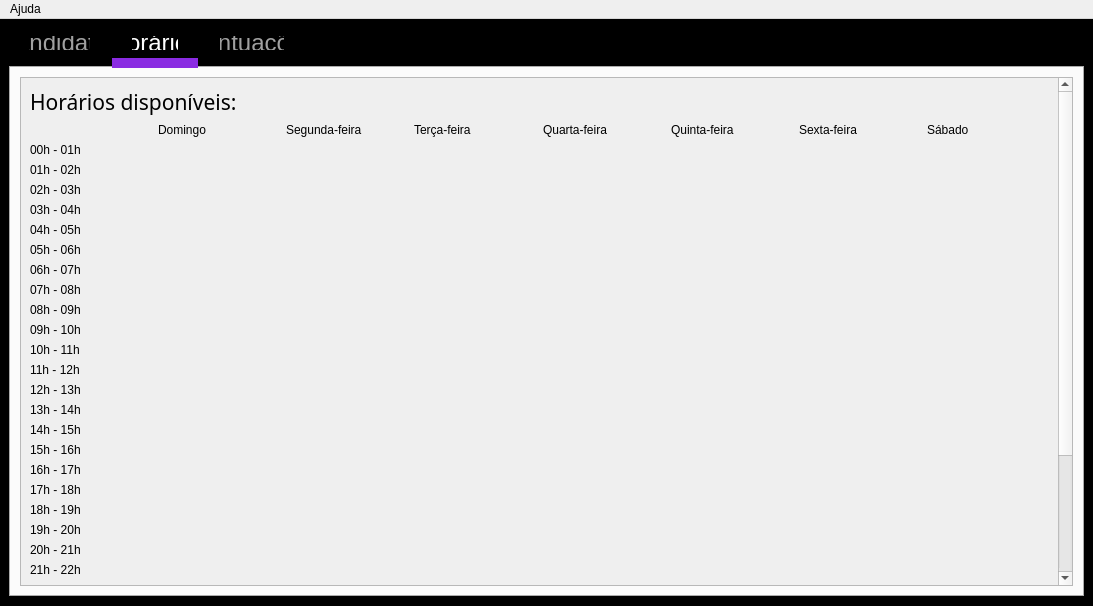
First picture: the form in electio.ui, repository GS-bit/electio, before the edit.
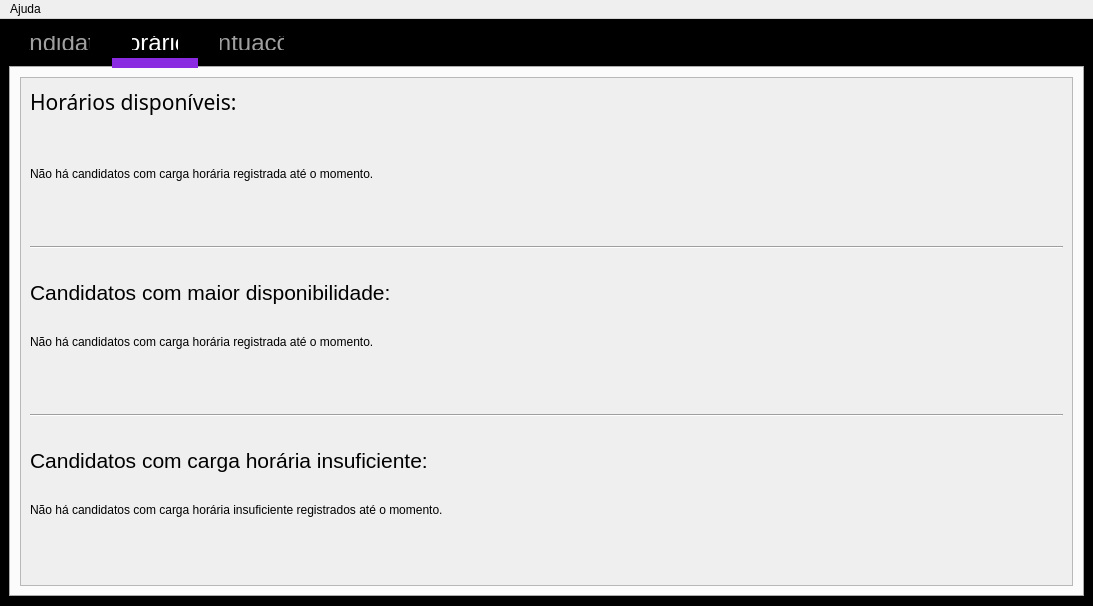
Second picture: the form after the edit. The open tabs and pages were chosen to show the change. Icons and pictures are not drawn.

Patch:
```diff
--- a/electio.ui
+++ b/electio.ui
@@ -85,6 +85,10 @@
 QLineEdit, QPlainTextEdit, QCheckBox, QComboBox {
 	color: #8A2BE2;
 	font-size: 16px;
+}
+
+QLineEdit#name_lineedit{
+	font-size: 24px;
 }</string>
   </property>
   <widget class="QWidget" name="centralwidget">
@@ -609,13 +613,19 @@
             <rect>
              <x>0</x>
              <y>0</y>
-             <width>1042</width>
-             <height>779</height>
+             <width>1063</width>
+             <height>488</height>
             </rect>
            </property>
            <layout class="QVBoxLayout" name="verticalLayout_4">
             <item>
              <widget class="QLabel" name="label_7">
+              <property name="sizePolicy">
+               <sizepolicy hsizetype="Preferred" vsizetype="Minimum">
+                <horstretch>0</horstretch>
+                <verstretch>0</verstretch>
+               </sizepolicy>
+              </property>
               <property name="font">
                <font>
                 <family>Noto Sans</family>
@@ -626,235 +636,26 @@
               <property name="text">
                <string>Horários disponíveis:</string>
               </property>
+              <property name="alignment">
+               <set>Qt::AlignmentFlag::AlignLeading|Qt::AlignmentFlag::AlignLeft|Qt::AlignmentFlag::AlignTop</set>
+              </property>
              </widget>
             </item>
             <item>
-             <layout class="QGridLayout" name="schedules_grid">
-              <item row="19" column="0">
-               <widget class="QLabel" name="label_51">
-                <property name="text">
-                 <string>17h - 18h</string>
-                </property>
-               </widget>
-              </item>
-              <item row="20" column="0">
-               <widget class="QLabel" name="label_52">
-                <property name="text">
-                 <string>18h - 19h</string>
-                </property>
-               </widget>
-              </item>
-              <item row="14" column="0">
-               <widget class="QLabel" name="label_46">
-                <property name="text">
-                 <string>12h - 13h</string>
-                </property>
-               </widget>
-              </item>
-              <item row="1" column="5">
-               <widget class="QLabel" name="label_33">
-                <property name="text">
-                 <string>Quinta-feira</string>
-                </property>
-               </widget>
-              </item>
-              <item row="9" column="0">
-               <widget class="QLabel" name="label_41">
-                <property name="text">
-                 <string>07h - 08h</string>
-                </property>
-               </widget>
-              </item>
-              <item row="1" column="6">
-               <widget class="QLabel" name="label_34">
-                <property name="text">
-                 <string>Sexta-feira</string>
-                </property>
-               </widget>
-              </item>
-              <item row="15" column="0">
-               <widget class="QLabel" name="label_48">
-                <property name="text">
-                 <string>13h - 14h</string>
-                </property>
-               </widget>
-              </item>
-              <item row="16" column="0">
-               <widget class="QLabel" name="label_47">
-                <property name="text">
-                 <string>14h - 15h</string>
-                </property>
-               </widget>
-              </item>
-              <item row="24" column="0">
-               <widget class="QLabel" name="label_56">
-                <property name="text">
-                 <string>22h - 23h</string>
-                </property>
-               </widget>
-              </item>
-              <item row="10" column="0">
-               <widget class="QLabel" name="label_42">
-                <property name="text">
-                 <string>08h - 09h</string>
-                </property>
-               </widget>
-              </item>
-              <item row="1" column="2">
-               <widget class="QLabel" name="label_30">
-                <property name="text">
-                 <string>Segunda-feira</string>
-                </property>
-               </widget>
-              </item>
-              <item row="13" column="0">
-               <widget class="QLabel" name="label_45">
-                <property name="text">
-                 <string>11h - 12h</string>
-                </property>
-               </widget>
-              </item>
-              <item row="12" column="0">
-               <widget class="QLabel" name="label_44">
-                <property name="text">
-                 <string>10h - 11h</string>
-                </property>
-               </widget>
-              </item>
-              <item row="1" column="7">
-               <widget class="QLabel" name="label_35">
-                <property name="text">
-                 <string>Sábado</string>
-                </property>
-               </widget>
-              </item>
-              <item row="11" column="0">
-               <widget class="QLabel" name="label_43">
-                <property name="text">
-                 <string>09h - 10h</string>
-                </property>
-               </widget>
-              </item>
-              <item row="22" column="0">
-               <widget class="QLabel" name="label_54">
-                <property name="text">
-                 <string>20h - 21h</string>
-                </property>
-               </widget>
-              </item>
-              <item row="6" column="0">
-               <widget class="QLabel" name="label_38">
-                <property name="text">
-                 <string>04h - 05h</string>
-                </property>
-               </widget>
-              </item>
-              <item row="1" column="0">
-               <widget class="QLabel" name="label_26">
-                <property name="text">
-                 <string/>
-                </property>
-               </widget>
-              </item>
-              <item row="1" column="1">
-               <widget class="QLabel" name="label_28">
-                <property name="text">
-                 <string>Domingo</string>
-                </property>
-               </widget>
-              </item>
-              <item row="3" column="0">
-               <widget class="QLabel" name="label_36">
-                <property name="text">
-                 <string>01h - 02h</string>
-                </property>
-               </widget>
-              </item>
-              <item row="2" column="0">
-               <widget class="QLabel" name="label_27">
-                <property name="text">
-                 <string>00h - 01h</string>
-                </property>
-               </widget>
-              </item>
-              <item row="21" column="0">
-               <widget class="QLabel" name="label_53">
-                <property name="text">
-                 <string>19h - 20h</string>
-                </property>
-               </widget>
-              </item>
-              <item row="1" column="4">
-               <widget class="QLabel" name="label_32">
-                <property name="text">
-                 <string>Quarta-feira</string>
-                </property>
-               </widget>
-              </item>
-              <item row="8" column="0">
-               <widget class="QLabel" name="label_40">
-                <property name="text">
-                 <string>06h - 07h</string>
-                </property>
-               </widget>
-              </item>
-              <item row="25" column="0">
-               <widget class="QLabel" name="label_57">
-                <property name="text">
-                 <string>23h - 00h</string>
-                </property>
-               </widget>
-              </item>
-              <item row="17" column="0">
-               <widget class="QLabel" name="label_49">
-                <property name="text">
-                 <string>15h - 16h</string>
-                </property>
-               </widget>
-              </item>
-              <item row="4" column="0">
-               <widget class="QLabel" name="label_29">
-                <property name="text">
-                 <string>02h - 03h</string>
-                </property>
-               </widget>
-              </item>
-              <item row="1" column="3">
-               <widget class="QLabel" name="label_31">
-                <property name="text">
-                 <string>Terça-feira</string>
-                </property>
-               </widget>
-              </item>
-              <item row="18" column="0">
-               <widget class="QLabel" name="label_50">
-                <property name="text">
-                 <string>16h - 17h</string>
-                </property>
-               </widget>
-              </item>
-              <item row="5" column="0">
-               <widget class="QLabel" name="label_37">
-                <property name="text">
-                 <string>03h - 04h</string>
-                </property>
-               </widget>
-              </item>
-              <item row="7" column="0">
-               <widget class="QLabel" name="label_39">
-                <property name="text">
-                 <string>05h - 06h</string>
-                </property>
-               </widget>
-              </item>
-              <item row="23" column="0">
-               <widget class="QLabel" name="label_55">
-                <property name="text">
-                 <string>21h - 22h</string>
-                </property>
-               </widget>
-              </item>
-             </layout>
+             <widget class="QLabel" name="available_schedules_label">
+              <property name="sizePolicy">
+               <sizepolicy hsizetype="Preferred" vsizetype="Minimum">
+                <horstretch>0</horstretch>
+                <verstretch>0</verstretch>
+               </sizepolicy>
+              </property>
+              <property name="text">
+               <string>Não há candidatos com carga horária registrada até o momento.</string>
+              </property>
+              <property name="alignment">
+               <set>Qt::AlignmentFlag::AlignLeading|Qt::AlignmentFlag::AlignLeft|Qt::AlignmentFlag::AlignTop</set>
+              </property>
+             </widget>
             </item>
             <item>
              <widget class="Line" name="line_5">
@@ -880,6 +681,9 @@
               <property name="text">
                <string>Não há candidatos com carga horária registrada até o momento.</string>
               </property>
+              <property name="alignment">
+               <set>Qt::AlignmentFlag::AlignLeading|Qt::AlignmentFlag::AlignLeft|Qt::AlignmentFlag::AlignTop</set>
+              </property>
              </widget>
             </item>
             <item>
@@ -906,6 +710,9 @@
               <property name="text">
                <string>Não há candidatos com carga horária insuficiente registrados até o momento.</string>
               </property>
+              <property name="alignment">
+               <set>Qt::AlignmentFlag::AlignLeading|Qt::AlignmentFlag::AlignLeft|Qt::AlignmentFlag::AlignTop</set>
+              </property>
              </widget>
             </item>
            </layout>
```
Left out of the diff: 18 changed lines with no effect on the pictures.
